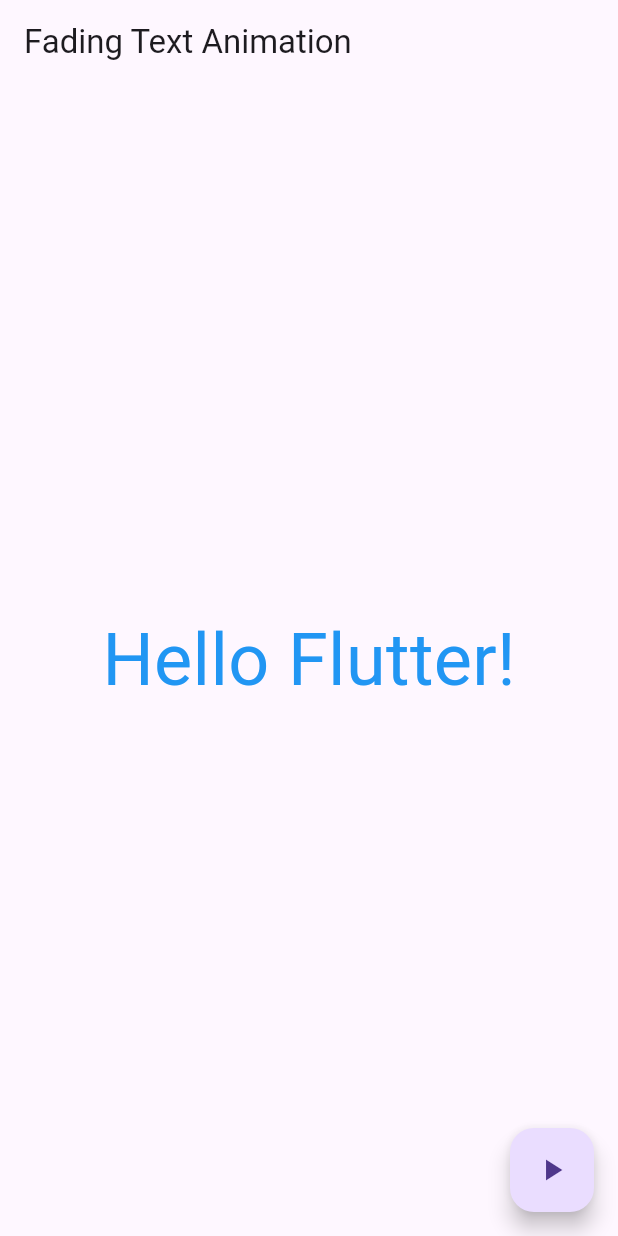
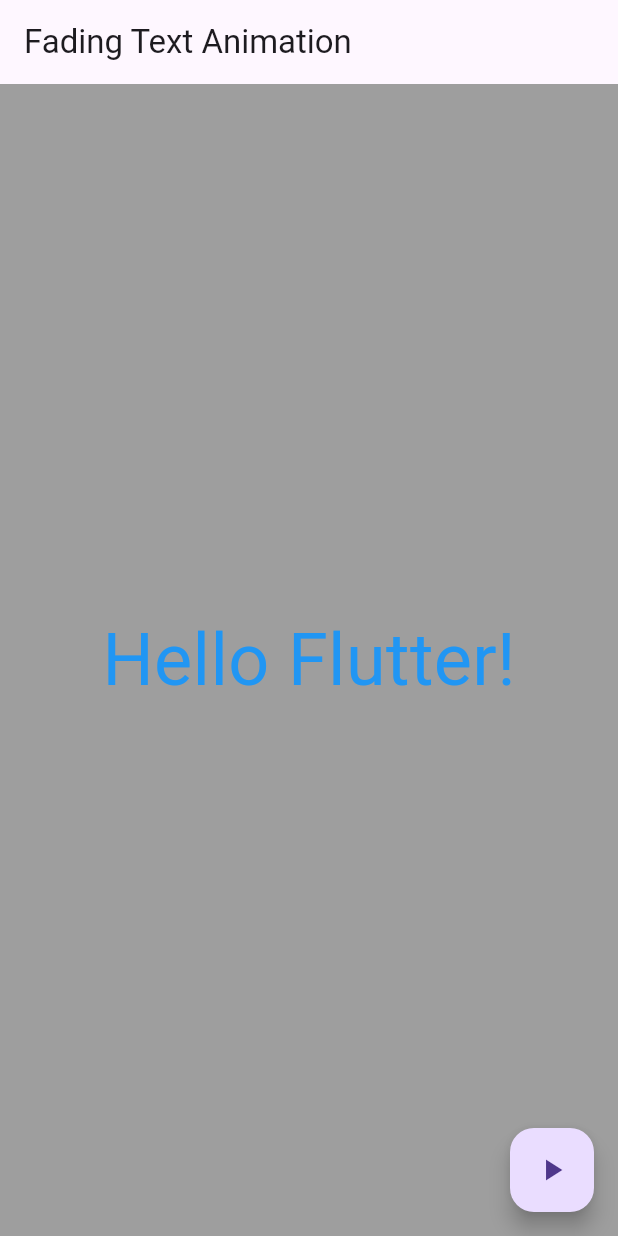
Before and after one commit to JackyZheng070102/class_activity_7v2, a Flutter app: the screen it shows after launch, on a phone screen of 412 x 824 dp. Run offline on Flutter 3.47's test engine with Material 3 defaults, Android fonts, the light colour scheme and no system bars.

Commit message:
Set background color to gray

```diff
--- a/lib/main.dart
+++ b/lib/main.dart
@@ -33,6 +33,7 @@
       appBar: AppBar(
         title: Text('Fading Text Animation'),
       ),
+      backgroundColor: Colors.grey, // Set background color to gray
       body: Center(
         child: TweenAnimationBuilder<Color?>(
           tween: ColorTween(
```
